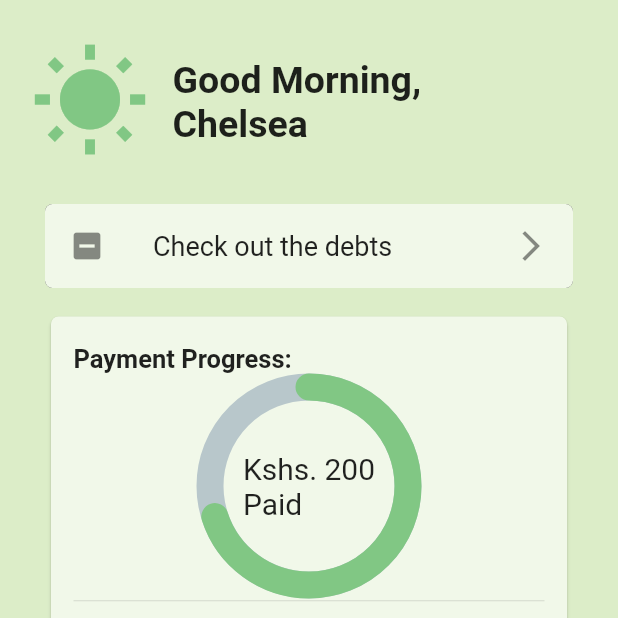
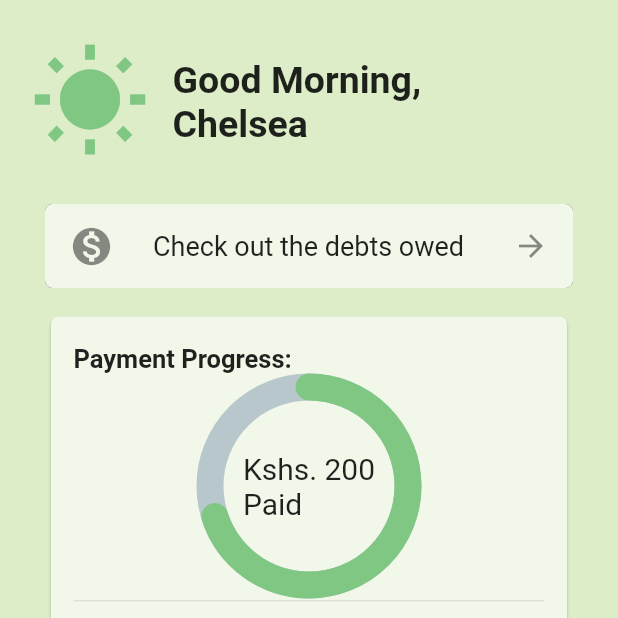
Before and after one commit to musumbidenis/Flutter-tutorials, a Flutter app: the screen it shows after launch, on a phone screen of 412 x 824 dp, the top half of it. Run offline on Flutter 3.47's test engine with Material 2 defaults, Android fonts, the phone set to English and light mode, and no system bars; drawn by our look-alikes of percent_indicator; our stand-ins replace sqflite; accounts and stored records are empty.

Commit message:
Added the Sqflite plugin

```diff
--- /dev/null
+++ b/lib/Data/data.dart
@@ -0,0 +1 @@
+export 'database.dart';
--- a/lib/Screens/home.dart
+++ b/lib/Screens/home.dart
@@ -1,4 +1,6 @@
 import 'package:demo/Screens/screens.dart';
+// ignore: unused_import
+import 'package:demo/Data/data.dart';
 import 'package:flutter/material.dart';
 import 'package:percent_indicator/percent_indicator.dart';
 
@@ -8,6 +10,12 @@ class Home extends StatefulWidget {
 }
 
 class _HomeState extends State<Home> {
+  @override
+  void initState() {
+    super.initState();
+    DatabaseProvider.db.createDatabase();
+  }
+
   @override
   Widget build(BuildContext context) {
     return Scaffold(
@@ -56,11 +64,14 @@ class _HomeState extends State<Home> {
                 },
                 child: ListTile(
                   title: Text(
-                    'Check out the debts',
+                    'Check out the debts owed',
                     style: TextStyle(fontSize: 18.0),
                   ),
-                  leading: Icon(Icons.indeterminate_check_box),
-                  trailing: Icon(Icons.arrow_forward_ios),
+                  leading: Icon(
+                    Icons.monetization_on,
+                    size: 30.0,
+                  ),
+                  trailing: Icon(Icons.arrow_forward),
                 ),
               ),
             ),
@@ -129,11 +140,6 @@ class _HomeState extends State<Home> {
           )
         ],
       ),
-      // floatingActionButton: FloatingActionButton(
-      //   onPressed: () {},
-      //   tooltip: 'Increment',
-      //   child: Icon(Icons.add),
-      // ),
     );
   }
 }
--- a/pubspec.yaml
+++ b/pubspec.yaml
@@ -29,6 +29,7 @@ dependencies:
   # Use with the CupertinoIcons class for iOS style icons.
   cupertino_icons: ^0.1.3
   percent_indicator: ^2.1.5
+  sqflite: ^1.3.1+1
 
 dev_dependencies:
   flutter_test:
```
Also changed, not shown: lib/Data/database.dart (added, +41 -0 lines), lib/Models/debtorsModel.dart (+13 -0 lines), lib/Models/debtsModel.dart (+7 -0 lines), lib/Screens/debtors.dart (+12 -1 lines), lib/Screens/debts.dart (+14 -5 lines), lib/Screens/navigation.dart (+36 -4 lines), pubspec.lock.
